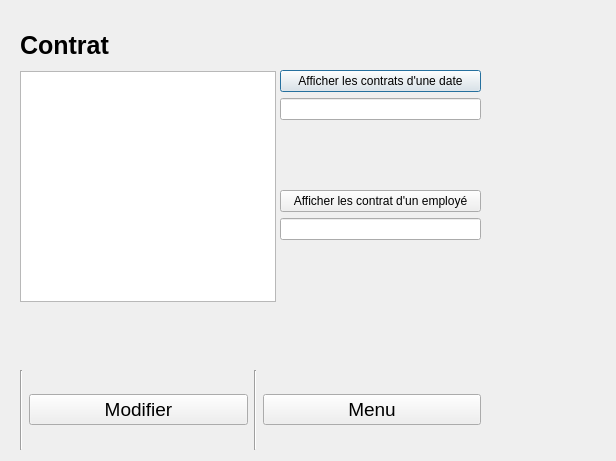
First picture: the form in UI/MenuContratEmploye.ui, repository LePerron/Application-gestion-employes-projet-session-2023, before the edit.
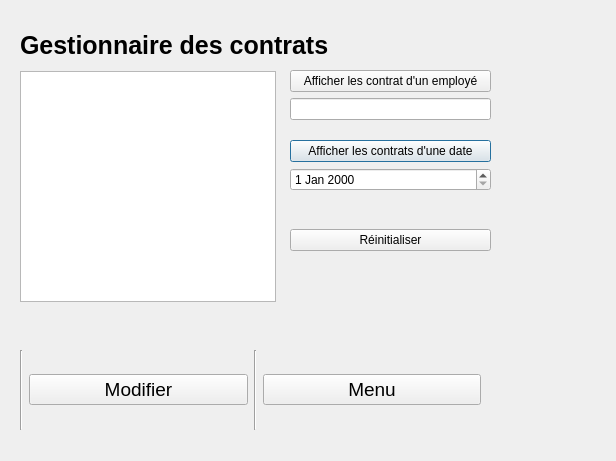
Second picture: the form after the edit.

The edit to the form file:
```diff
--- a/UI/MenuContratEmploye.ui
+++ b/UI/MenuContratEmploye.ui
@@ -18,7 +18,7 @@
     <rect>
      <x>20</x>
      <y>20</y>
-     <width>121</width>
+     <width>471</width>
      <height>51</height>
     </rect>
    </property>
@@ -30,7 +30,7 @@
     </font>
    </property>
    <property name="text">
-    <string>Contrat</string>
+    <string>Gestionnaire des contrats</string>
    </property>
   </widget>
   <widget class="QListView" name="listViewListContrat">
@@ -46,8 +46,8 @@
   <widget class="QWidget" name="verticalLayoutWidget">
    <property name="geometry">
     <rect>
-     <x>280</x>
-     <y>70</y>
+     <x>290</x>
+     <y>140</y>
      <width>201</width>
      <height>111</height>
     </rect>
@@ -61,7 +61,7 @@
      </widget>
     </item>
     <item>
-     <widget class="QLineEdit" name="lineEditAfficherContratSelonDate"/>
+     <widget class="QDateEdit" name="dateEditContratSelonDate"/>
     </item>
     <item>
      <widget class="QLabel" name="labelErreurAfficherContratSelonDate">
@@ -70,15 +70,22 @@
       </property>
      </widget>
     </item>
+    <item>
+     <widget class="QPushButton" name="pushButtonReinitialiserDate">
+      <property name="text">
+       <string>Réinitialiser</string>
+      </property>
+     </widget>
+    </item>
    </layout>
   </widget>
   <widget class="QWidget" name="verticalLayoutWidget_2">
    <property name="geometry">
     <rect>
-     <x>280</x>
-     <y>190</y>
+     <x>290</x>
+     <y>70</y>
      <width>201</width>
-     <height>111</height>
+     <height>51</height>
     </rect>
    </property>
    <layout class="QVBoxLayout" name="verticalLayout_2">
@@ -92,20 +99,13 @@
     <item>
      <widget class="QLineEdit" name="lineEditAfficherContratSelonEmploye"/>
     </item>
-    <item>
-     <widget class="QLabel" name="labelErreurAfficherContratSelonEmploye">
-      <property name="text">
-       <string/>
-      </property>
-     </widget>
-    </item>
    </layout>
   </widget>
   <widget class="QWidget" name="horizontalLayoutWidget">
    <property name="geometry">
     <rect>
      <x>20</x>
-     <y>370</y>
+     <y>350</y>
      <width>461</width>
      <height>80</height>
     </rect>
@@ -157,7 +157,7 @@
      <x>20</x>
      <y>310</y>
      <width>461</width>
-     <height>51</height>
+     <height>31</height>
     </rect>
    </property>
    <property name="text">
```
Left out of the diff: 2 changed lines with no effect on the pictures.
